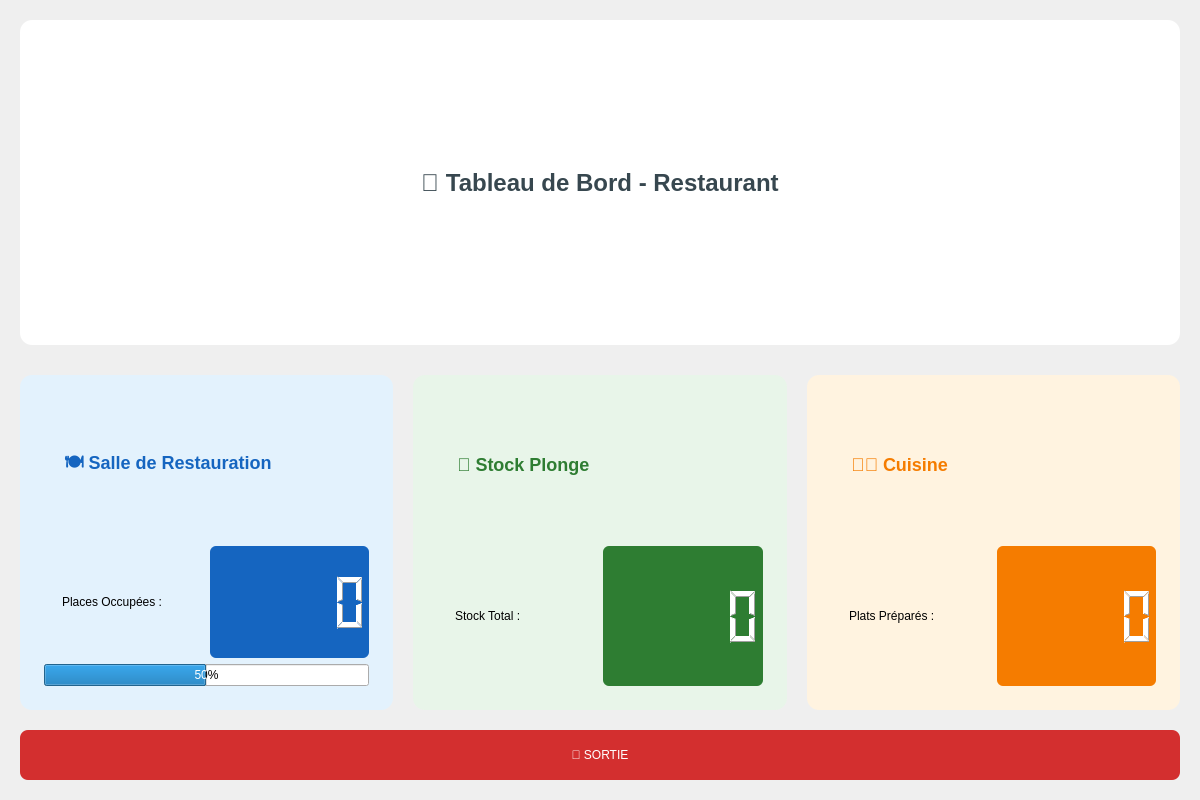
First picture: the form in RESTAURANT/tableau_bord.ui, repository feliciamonica/Programmation_Concurrente_Projet, before the edit.
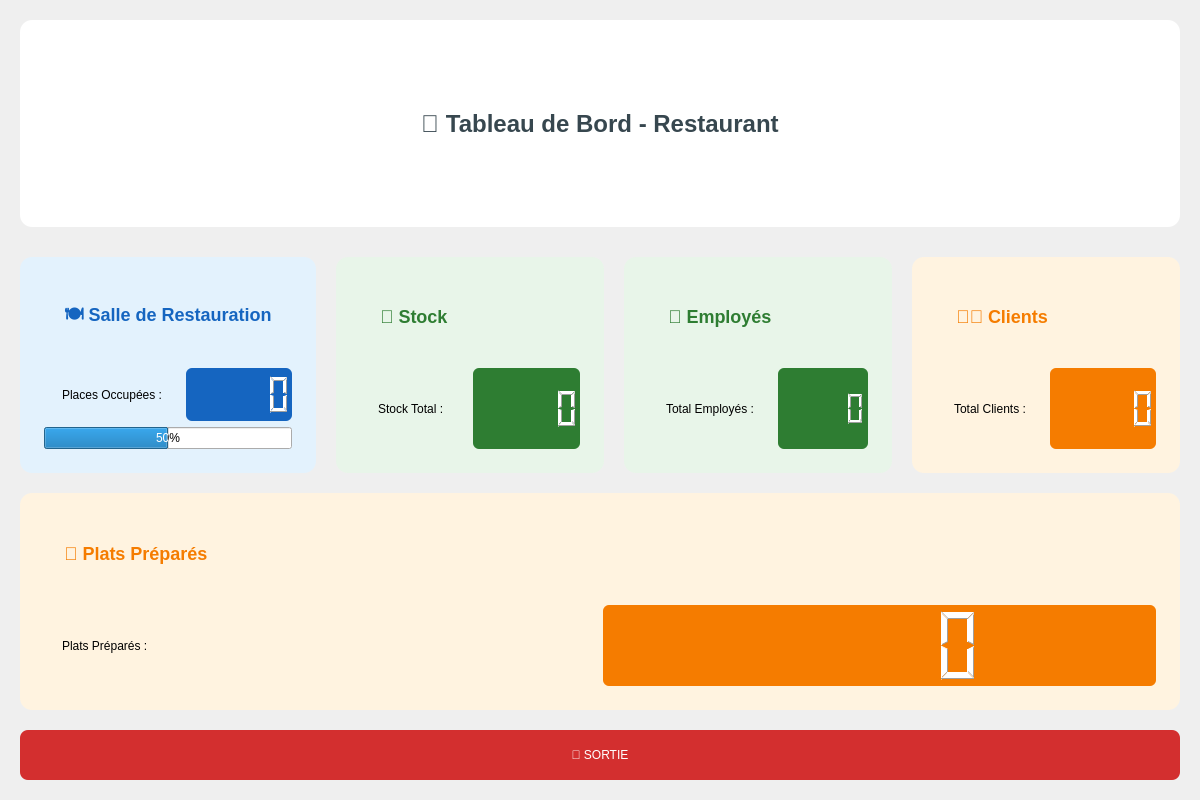
Second picture: the form after the edit.

Commit message: Récupération des données de la BD dans le DashBord

What changed in the file:
```diff
--- a/RESTAURANT/tableau_bord.ui
+++ b/RESTAURANT/tableau_bord.ui
@@ -125,10 +125,7 @@
         </property>
         <layout class="QVBoxLayout" name="verticalLayoutStock">
          <item>
-          <widget class="QLabel" name="labelStockPlonge">
-           <property name="text">
-            <string>🧼 Stock Plonge</string>
-           </property>
+          <widget class="QLabel" name="labelStock">
            <property name="styleSheet">
             <string>
              font-size: 18px;
@@ -137,6 +134,9 @@
              margin-bottom: 10px;
             </string>
            </property>
+           <property name="text">
+            <string>🧼 Stock</string>
+           </property>
           </widget>
          </item>
          <item>
@@ -169,18 +169,124 @@
         <property name="styleSheet">
          <string>
           QFrame {
+              background-color: #e8f5e9;
+              border-radius: 12px;
+              padding: 15px;
+          }
+         </string>
+        </property>
+        <layout class="QVBoxLayout" name="verticalLayoutEmployes">
+         <item>
+          <widget class="QLabel" name="labelEmployes">
+           <property name="styleSheet">
+            <string>
+             font-size: 18px;
+             font-weight: bold;
+             color: #2e7d32;
+             margin-bottom: 10px;
+            </string>
+           </property>
+           <property name="text">
+            <string>👥 Employés</string>
+           </property>
+          </widget>
+         </item>
+         <item>
+          <layout class="QGridLayout" name="gridLayoutEmployes">
+           <item row="0" column="0">
+            <widget class="QLabel" name="labelEmployeCount">
+             <property name="text">
+              <string>Total Employés :</string>
+             </property>
+            </widget>
+           </item>
+           <item row="0" column="1">
+            <widget class="QLCDNumber" name="lcdEmployeCount">
+             <property name="styleSheet">
+              <string>
+               background-color: #2e7d32;
+               color: white;
+               border-radius: 6px;
+              </string>
+             </property>
+            </widget>
+           </item>
+          </layout>
+         </item>
+        </layout>
+       </widget>
+      </item>
+      <item>
+       <widget class="QFrame" name="Clients">
+        <property name="styleSheet">
+         <string>
+          QFrame {
               background-color: #fff3e0;
               border-radius: 12px;
               padding: 15px;
           }
          </string>
         </property>
-        <layout class="QVBoxLayout" name="verticalLayoutCuisine">
+        <layout class="QVBoxLayout" name="verticalLayoutClients">
          <item>
-          <widget class="QLabel" name="labelCuisine">
+          <widget class="QLabel" name="labelClients">
+           <property name="styleSheet">
+            <string>
+             font-size: 18px;
+             font-weight: bold;
+             color: #f57c00;
+             margin-bottom: 10px;
+            </string>
+           </property>
            <property name="text">
-            <string>👨‍🍳 Cuisine</string>
+            <string>👨‍🍳 Clients</string>
            </property>
+          </widget>
+         </item>
+         <item>
+          <layout class="QGridLayout" name="gridLayoutClients">
+           <item row="0" column="0">
+            <widget class="QLabel" name="labelClientCount">
+             <property name="text">
+              <string>Total Clients :</string>
+             </property>
+            </widget>
+           </item>
+           <item row="0" column="1">
+            <widget class="QLCDNumber" name="lcdClientCount">
+             <property name="styleSheet">
+              <string>
+               background-color: #f57c00;
+               color: white;
+               border-radius: 6px;
+              </string>
+             </property>
+            </widget>
+           </item>
+          </layout>
+         </item>
+        </layout>
+       </widget>
+      </item>
+     </layout>
+    </item>
+    <!-- Plats préparés -->
+    <item>
+     <layout class="QHBoxLayout" name="horizontalLayoutPlat">
+      <item>
+       <widget class="QFrame" name="Plats_prepares">
+        <property name="styleSheet">
+         <string>
+          QFrame {
+              background-color: #fff3e0;
+              border-radius: 12px;
+              padding: 15px;
+          }
+         </string>
+        </property>
+        <layout class="QVBoxLayout" name="verticalLayoutPlats">
+         <item>
+          <widget class="QLabel" name="labelPlatsPrepares">
            <property name="styleSheet">
             <string>
              font-size: 18px;
@@ -189,10 +295,13 @@
              margin-bottom: 10px;
             </string>
            </property>
+           <property name="text">
+            <string>🍳 Plats Préparés</string>
+           </property>
           </widget>
          </item>
          <item>
-          <layout class="QGridLayout" name="gridLayoutCuisine">
+          <layout class="QGridLayout" name="gridLayoutPlats">
            <item row="0" column="0">
             <widget class="QLabel" name="labelPlatsPrepares">
              <property name="text">
@@ -218,6 +327,7 @@
       </item>
      </layout>
     </item>
+    <!-- Bouton SORTIE -->
     <item>
      <layout class="QHBoxLayout" name="buttonLayout">
       <item>
```
Left out of the diff: 30 changed lines with no effect on the pictures. The commit also changes 49 other files.
